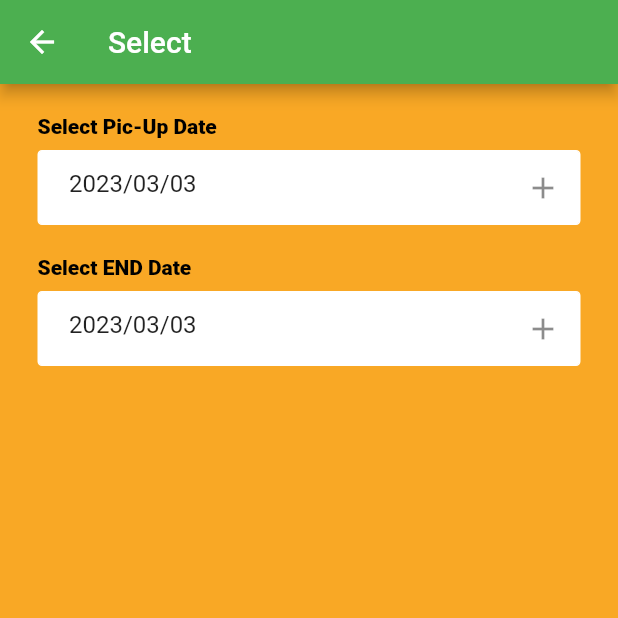
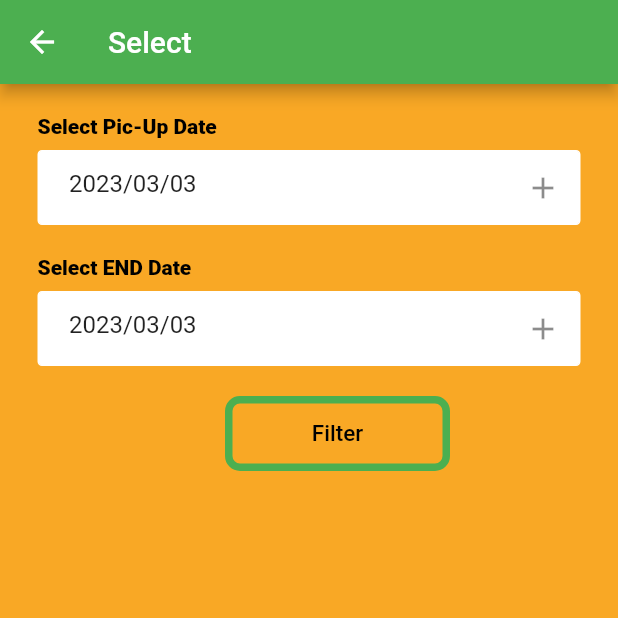
Before and after one commit to WarunaDisanayaka/Car-renting-platform, a Flutter app: the home screen opened directly, on a phone screen of 412 x 824 dp, the top half of it. Run offline on Flutter 3.47's test engine with Material 2 defaults, Android fonts, the phone set to English and light mode, and no system bars.

Commit message:
Update home.dart

```diff
--- a/app/lib/home.dart
+++ b/app/lib/home.dart
@@ -7,7 +7,8 @@ class home extends StatefulWidget {
   @override
   State<home> createState() => _homeState();
 }
-String txt ="2023/03/03";
+
+String txt = "2023/03/03";
 TextEditingController _controller = TextEditingController(text: txt);
 
 class _homeState extends State<home> {
@@ -23,10 +24,9 @@ class _homeState extends State<home> {
         child: Column(
           crossAxisAlignment: CrossAxisAlignment.start,
           children: [
-
             //select stsrt date
             Padding(
-            padding: EdgeInsets.only(top: 20, bottom: 8, left: 25, right: 5),
+              padding: EdgeInsets.only(top: 20, bottom: 8, left: 25, right: 5),
               child: Text(
                 "Select Pic-Up Date ",
                 style: TextStyle(
@@ -94,8 +94,6 @@ class _homeState extends State<home> {
               ),
             ),
 
-
-
             //select END date
             Padding(
               padding: EdgeInsets.only(top: 20, bottom: 8, left: 25, right: 5),
@@ -131,7 +129,7 @@ class _homeState extends State<home> {
                             builder: (context) {
                               return Container(
                                 height:
-                                MediaQuery.of(context).size.height * 0.36,
+                                    MediaQuery.of(context).size.height * 0.36,
                                 decoration: BoxDecoration(
                                   color: Colors.green,
                                   borderRadius: BorderRadius.only(
@@ -166,7 +164,33 @@ class _homeState extends State<home> {
               ),
             ),
 
-
+            Padding(
+              padding: EdgeInsets.only(top: 20, bottom: 8, left: 150, right: 5),
+              child: OutlinedButton(
+                child: Text(
+                  "Filter",
+                  style: TextStyle(
+                    color: Colors.black,
+                    fontWeight: FontWeight.w500,
+                    fontSize: 15,
+                  ),
+                ),
+                style: OutlinedButton.styleFrom(
+                  side: BorderSide(
+                    width: 5.0, // set the border weight to 2.0
+                    color: Colors.green,
+                  ),
+                  shape: RoundedRectangleBorder(
+                    borderRadius: BorderRadius.circular(10.0),
+                  ),
+                  fixedSize: Size(150, 50),
+                ),
+                onPressed: () {
+                  Navigator.push(
+                      context, MaterialPageRoute(builder: (context) => home()));
+                },
+              ),
+            ),
           ],
         ),
       ),
```
